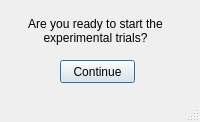
The window that popupscreen.ui (rkovessy/VeWalker) describes before a commit, drawn with Qt 5.
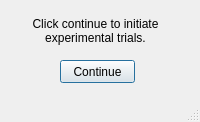
The same window after the commit.

Commit message: Intermediate commit of getting forms redesigned.

Patch:
```diff
--- a/popupscreen.ui
+++ b/popupscreen.ui
@@ -42,7 +42,7 @@
      </rect>
     </property>
     <property name="text">
-     <string>Are you ready to start the experimental trials?</string>
+     <string>Click continue to initiate experimental trials.</string>
     </property>
     <property name="alignment">
      <set>Qt::AlignCenter</set>
```
The commit also changes 6 other files.
